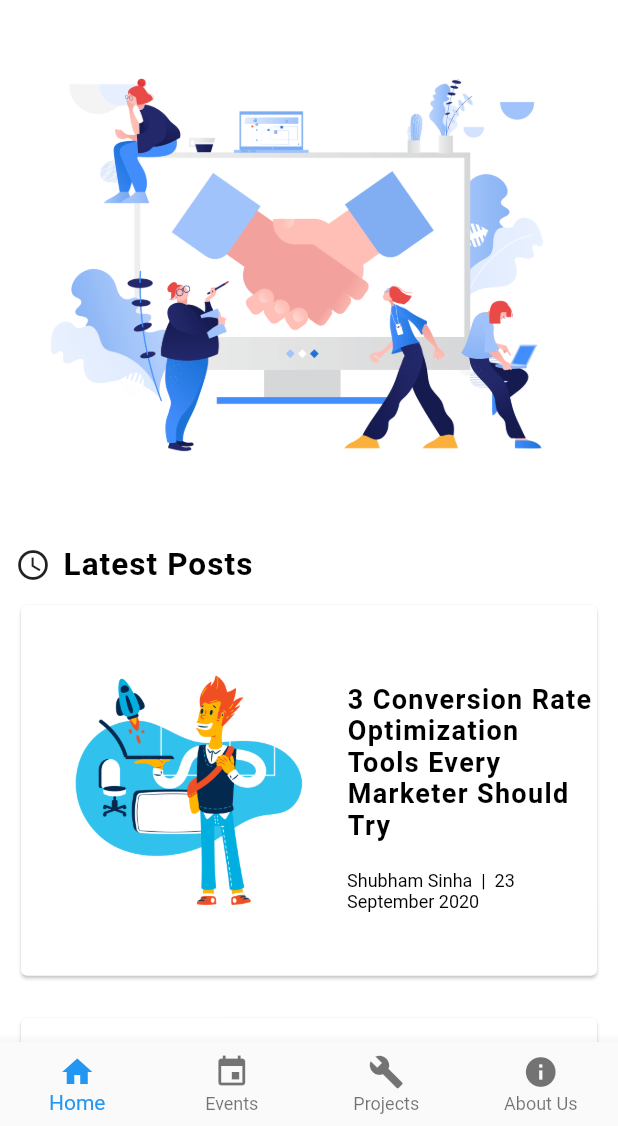
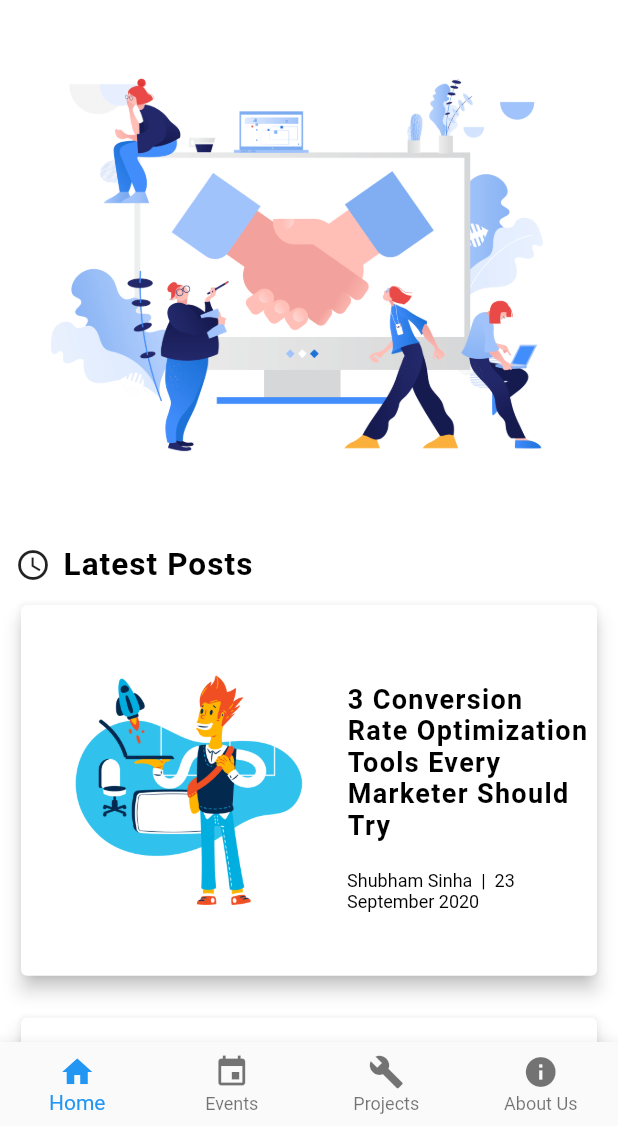
Before and after one commit to Adnanali777/DSC-AKGEC, a Flutter app: the screen it shows after launch, on a phone screen of 412 x 824 dp, the part 110-1236 px from its top. Run offline on Flutter 3.47's test engine with Material 2 defaults, Android fonts, the phone set to English and light mode, and no system bars; our stand-ins replace flutter_icons; missing offline and left inert: lipsum, ripple_effect; Roboto replaces fonts that are missing (SpecialElite).

Commit message:
changed minor designing and assets

```diff
--- a/lib/shared/post-card.dart
+++ b/lib/shared/post-card.dart
@@ -14,6 +14,7 @@ class blog_card_template extends StatelessWidget {
     return Container(
       margin: EdgeInsets.all(10),
       child: Card(
+        elevation: 5,
           child: Row(
             children: [
               FlatButton(
@@ -33,6 +34,7 @@ class blog_card_template extends StatelessWidget {
               ),
               Expanded(
                 child: Container(
+                  padding: EdgeInsets.only(right: 5),
                   width: double.infinity,
                   margin:EdgeInsets.only(top: 10),
                   child: Column(
```
Also changed, not shown: lib/screens/projects.dart (+6 -4 lines), assets/newwebdev.png (added).
